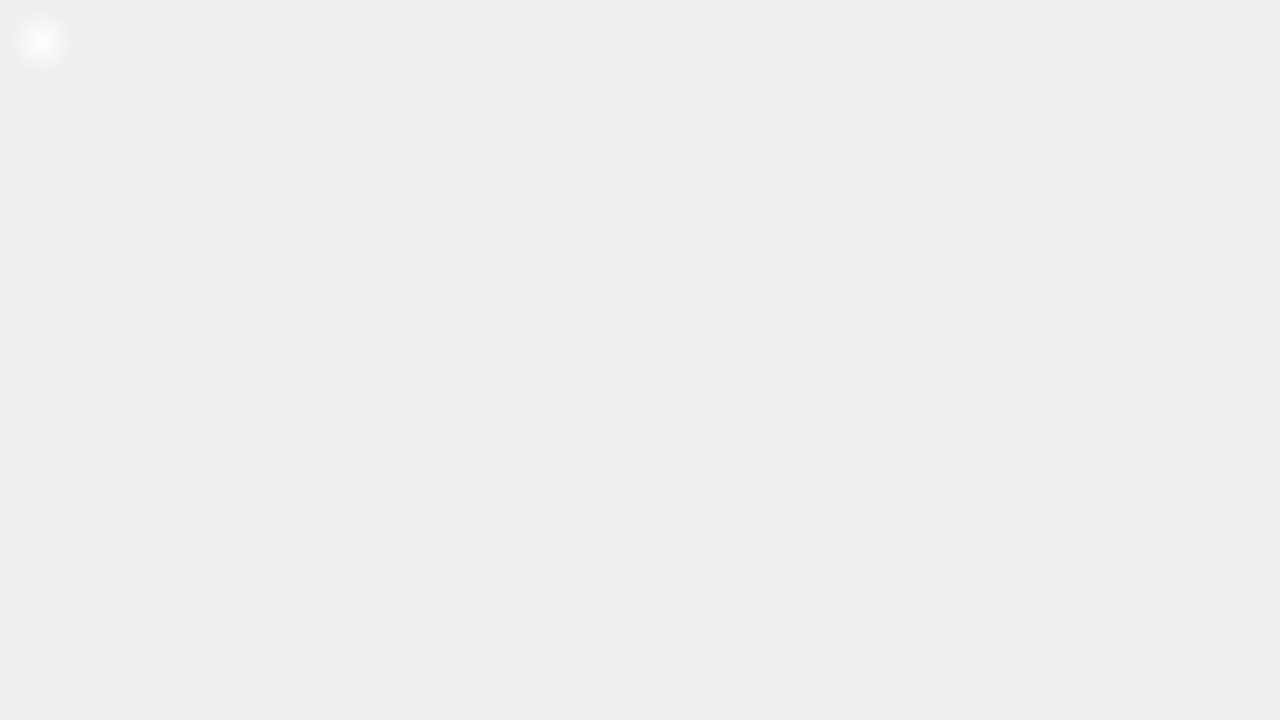
This is MorseCodeLearner/practicewindow.ui in UofU-CS3505/cs3505-assignment9-the_tigers as Qt 5 draws it before an edit. The edited form follows.
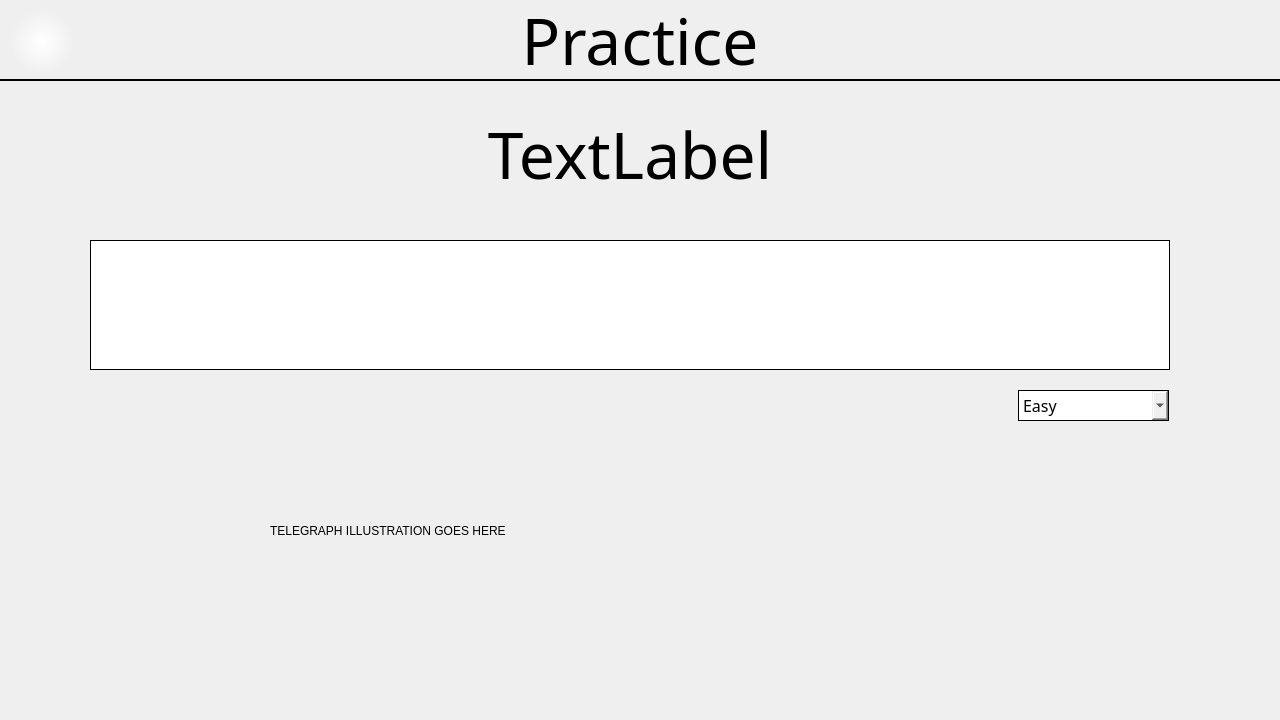
This is the edited form.

Commit message: Initial implementation for practice mode

What changed in the file:
```diff
--- a/MorseCodeLearner/practicewindow.ui
+++ b/MorseCodeLearner/practicewindow.ui
@@ -16,13 +16,13 @@
   <property name="styleSheet">
    <string notr="true">color: black;</string>
   </property>
-  <widget class="QPushButton" name="backButton">
+  <widget class="QFrame" name="headerFrame">
    <property name="geometry">
     <rect>
-     <x>10</x>
-     <y>10</y>
-     <width>64</width>
-     <height>64</height>
+     <x>0</x>
+     <y>0</y>
+     <width>1281</width>
+     <height>81</height>
     </rect>
    </property>
    <property name="cursor">
@@ -30,13 +30,209 @@
    </property>
    <property name="styleSheet">
     <string notr="true">border: none;
+border-bottom: 2px solid black;</string>
+   </property>
+   <property name="frameShape">
+    <enum>QFrame::Shape::NoFrame</enum>
+   </property>
+   <property name="frameShadow">
+    <enum>QFrame::Shadow::Sunken</enum>
+   </property>
+   <property name="lineWidth">
+    <number>1</number>
+   </property>
+   <widget class="QLabel" name="headerLabel">
+    <property name="geometry">
+     <rect>
+      <x>0</x>
+      <y>0</y>
+      <width>1280</width>
+      <height>81</height>
+     </rect>
+    </property>
+    <property name="font">
+     <font>
+      <family>Old London</family>
+      <pointsize>48</pointsize>
+     </font>
+    </property>
+    <property name="lineWidth">
+     <number>-1</number>
+    </property>
+    <property name="text">
+     <string>Practice</string>
+    </property>
+    <property name="alignment">
+     <set>Qt::AlignmentFlag::AlignCenter</set>
+    </property>
+   </widget>
+   <widget class="QPushButton" name="backButton">
+    <property name="geometry">
+     <rect>
+      <x>10</x>
+      <y>10</y>
+      <width>64</width>
+      <height>64</height>
+     </rect>
+    </property>
+    <property name="cursor">
+     <cursorShape>PointingHandCursor</cursorShape>
+    </property>
+    <property name="focusPolicy">
+     <enum>Qt::FocusPolicy::ClickFocus</enum>
+    </property>
+    <property name="styleSheet">
+     <string notr="true">border: none;
 background-color: transparent;
 background: qradialgradient(spread:pad, cx:0.5, cy:0.5, radius:0.5, fx:0.5, fy:0.5, stop:0 rgba(255, 255, 255, 255), stop:1 rgba(255, 255, 255, 0));</string>
+    </property>
+    <property name="text">
+     <string/>
+    </property>
+   </widget>
+  </widget>
+  <widget class="QTextEdit" name="inputText">
+   <property name="enabled">
+    <bool>true</bool>
    </property>
+   <property name="geometry">
+    <rect>
+     <x>90</x>
+     <y>240</y>
+     <width>1080</width>
+     <height>130</height>
+    </rect>
+   </property>
+   <property name="font">
+    <font>
+     <pointsize>64</pointsize>
+    </font>
+   </property>
+   <property name="cursor" stdset="0">
+    <cursorShape>PointingHandCursor</cursorShape>
+   </property>
+   <property name="focusPolicy">
+    <enum>Qt::FocusPolicy::ClickFocus</enum>
+   </property>
+   <property name="whatsThis">
+    <string>override morse input</string>
+   </property>
+   <property name="autoFillBackground">
+    <bool>false</bool>
+   </property>
+   <property name="styleSheet">
+    <string notr="true">border: 1px solid black;
+background: qradialgradient(
+        cx:0.5, cy:0.5,
+        fx:0.5, fy:0.5,
+        radius:0.75,
+        stop:0 rgba(255, 255, 255, 255),
+        stop:0.7 rgba(255, 255, 255, 200),
+        stop:1 rgba(255, 255, 255, 0)
+    );</string>
+   </property>
+   <property name="frameShadow">
+    <enum>QFrame::Shadow::Sunken</enum>
+   </property>
+   <property name="lineWrapMode">
+    <enum>QTextEdit::LineWrapMode::WidgetWidth</enum>
+   </property>
+   <property name="readOnly">
+    <bool>true</bool>
+   </property>
+   <property name="acceptRichText">
+    <bool>false</bool>
+   </property>
+   <property name="cursorWidth">
+    <number>3</number>
+   </property>
+   <property name="placeholderText">
+    <string/>
+   </property>
+  </widget>
+  <widget class="QLabel" name="problemText">
+   <property name="geometry">
+    <rect>
+     <x>90</x>
+     <y>110</y>
+     <width>1080</width>
+     <height>130</height>
+    </rect>
+   </property>
+   <property name="font">
+    <font>
+     <family>JMH Typewriter</family>
+     <pointsize>48</pointsize>
+    </font>
+   </property>
    <property name="text">
+    <string>TextLabel</string>
+   </property>
+   <property name="alignment">
+    <set>Qt::AlignmentFlag::AlignHCenter|Qt::AlignmentFlag::AlignTop</set>
+   </property>
+  </widget>
+  <widget class="QLabel" name="flashIndicator">
+   <property name="geometry">
+    <rect>
+     <x>90</x>
+     <y>390</y>
+     <width>58</width>
+     <height>61</height>
+    </rect>
+   </property>
+   <property name="text">
     <string/>
    </property>
   </widget>
+  <widget class="QLabel" name="placeholderLabel">
+   <property name="geometry">
+    <rect>
+     <x>270</x>
+     <y>480</y>
+     <width>561</width>
+     <height>101</height>
+    </rect>
+   </property>
+   <property name="text">
+    <string>TELEGRAPH ILLUSTRATION GOES HERE</string>
+   </property>
+  </widget>
+  <widget class="QComboBox" name="comboBox">
+   <property name="geometry">
+    <rect>
+     <x>1018</x>
+     <y>390</y>
+     <width>151</width>
+     <height>31</height>
+    </rect>
+   </property>
+   <property name="font">
+    <font>
+     <family>JMH Typewriter</family>
+     <pointsize>12</pointsize>
+    </font>
+   </property>
+   <property name="styleSheet">
+    <string notr="true">border: 1px solid black;
+padding-left: 0.5em;</string>
+   </property>
+   <item>
+    <property name="text">
+     <string>Easy</string>
+    </property>
+   </item>
+   <item>
+    <property name="text">
+     <string>Medium</string>
+    </property>
+   </item>
+   <item>
+    <property name="text">
+     <string>Hard</string>
+    </property>
+   </item>
+  </widget>
  </widget>
  <resources/>
  <connections/>
```
Left out of the diff: 3 changed lines with no effect on the pictures. The commit also changes 3 other files.
